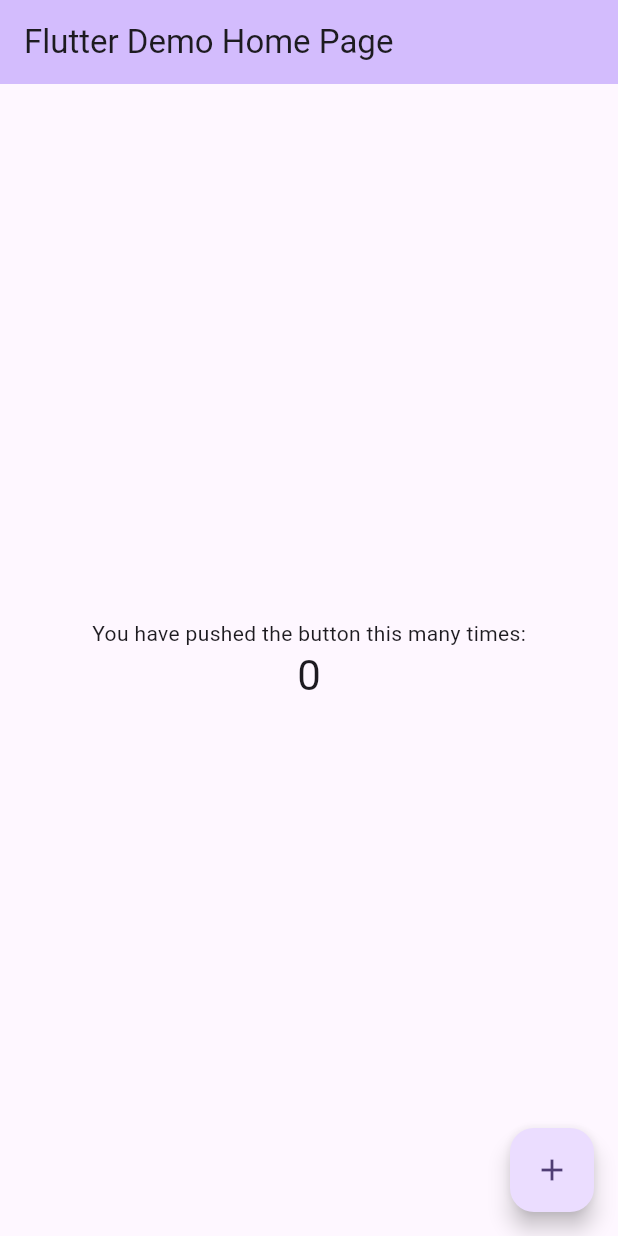
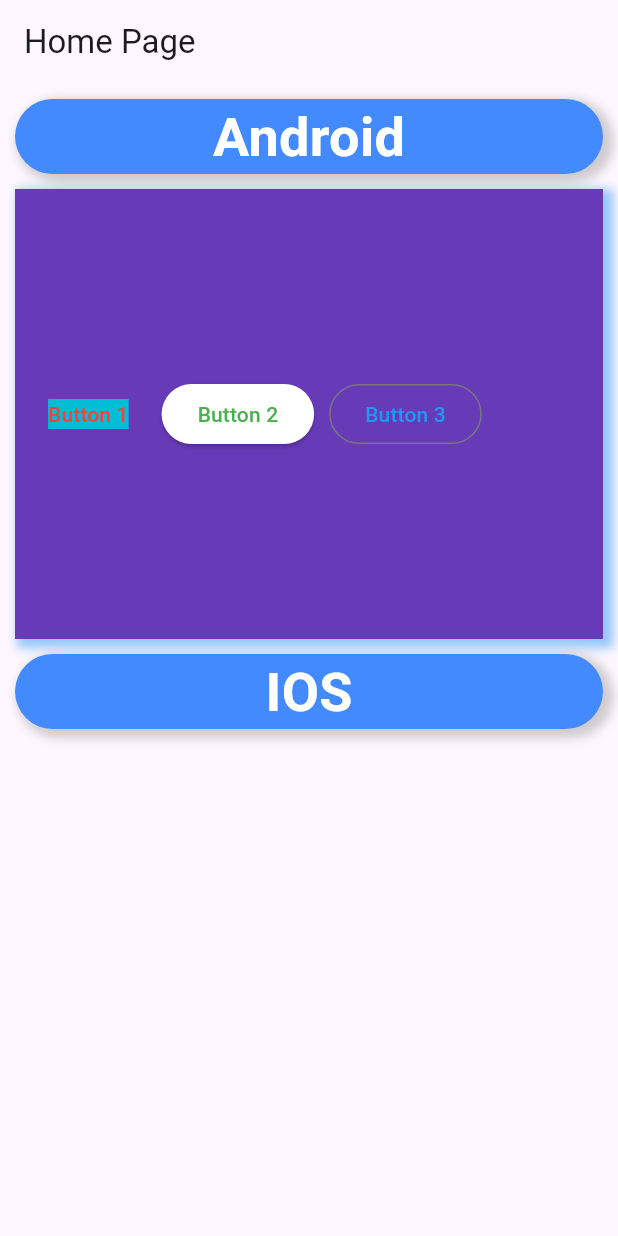
Before and after one commit to Bipulkhatiwada/flutterApp, a Flutter app: the screen it shows after launch, on a phone screen of 412 x 824 dp. Run offline on Flutter 3.47's test engine with Material 2 defaults, Android fonts, the phone set to English and light mode, and no system bars.

Commit message:
view and buttos added

```diff
--- a/lib/main.dart
+++ b/lib/main.dart
@@ -1,4 +1,5 @@
 import 'package:flutter/material.dart';
+import 'dart:ui';
 
 void main() {
   runApp(const MyApp());
@@ -12,42 +13,18 @@ class MyApp extends StatelessWidget {
   Widget build(BuildContext context) {
     return MaterialApp(
       title: 'Flutter Demo',
+      debugShowCheckedModeBanner: false,
       theme: ThemeData(
-        // This is the theme of your application.
-        //
-        // TRY THIS: Try running your application with "flutter run". You'll see
-        // the application has a blue toolbar. Then, without quitting the app,
-        // try changing the seedColor in the colorScheme below to Colors.green
-        // and then invoke "hot reload" (save your changes or press the "hot
-        // reload" button in a Flutter-supported IDE, or press "r" if you used
-        // the command line to start the app).
-        //
-        // Notice that the counter didn't reset back to zero; the application
-        // state is not lost during the reload. To reset the state, use hot
-        // restart instead.
-        //
-        // This works for code too, not just values: Most code changes can be
-        // tested with just a hot reload.
         colorScheme: ColorScheme.fromSeed(seedColor: Colors.deepPurple),
         useMaterial3: true,
       ),
-      home: const MyHomePage(title: 'Flutter Demo Home Page'),
+      home: const MyHomePage(title: 'Home Page'),
     );
   }
 }
 
 class MyHomePage extends StatefulWidget {
   const MyHomePage({super.key, required this.title});
-
-  // This widget is the home page of your application. It is stateful, meaning
-  // that it has a State object (defined below) that contains fields that affect
-  // how it looks.
-
-  // This class is the configuration for the state. It holds the values (in this
-  // case the title) provided by the parent (in this case the App widget) and
-  // used by the build method of the State. Fields in a Widget subclass are
-  // always marked "final".
-
   final String title;
 
   @override
@@ -55,71 +32,136 @@ class MyHomePage extends StatefulWidget {
 }
 
 class _MyHomePageState extends State<MyHomePage> {
-  int _counter = 0;
 
-  void _incrementCounter() {
-    setState(() {
-      // This call to setState tells the Flutter framework that something has
-      // changed in this State, which causes it to rerun the build method below
-      // so that the display can reflect the updated values. If we changed
-      // _counter without calling setState(), then the build method would not be
-      // called again, and so nothing would appear to happen.
-      _counter++;
-    });
-  }
 
   @override
   Widget build(BuildContext context) {
-    // This method is rerun every time setState is called, for instance as done
-    // by the _incrementCounter method above.
-    //
-    // The Flutter framework has been optimized to make rerunning build methods
-    // fast, so that you can just rebuild anything that needs updating rather
-    // than having to individually change instances of widgets.
+
     return Scaffold(
       appBar: AppBar(
-        // TRY THIS: Try changing the color here to a specific color (to
-        // Colors.amber, perhaps?) and trigger a hot reload to see the AppBar
-        // change color while the other colors stay the same.
-        backgroundColor: Theme.of(context).colorScheme.inversePrimary,
-        // Here we take the value from the MyHomePage object that was created by
-        // the App.build method, and use it to set our appbar title.
         title: Text(widget.title),
       ),
-      body: Center(
-        // Center is a layout widget. It takes a single child and positions it
-        // in the middle of the parent.
+          body: Container(
+            padding: EdgeInsets.all(10),
             child: Column(
-          // Column is also a layout widget. It takes a list of children and
-          // arranges them vertically. By default, it sizes itself to fit its
-          // children horizontally, and tries to be as tall as its parent.
-          //
-          // Column has various properties to control how it sizes itself and
-          // how it positions its children. Here we use mainAxisAlignment to
-          // center the children vertically; the main axis here is the vertical
-          // axis because Columns are vertical (the cross axis would be
-          // horizontal).
-          //
-          // TRY THIS: Invoke "debug painting" (choose the "Toggle Debug Paint"
-          // action in the IDE, or press "p" in the console), to see the
-          // wireframe for each widget.
-          mainAxisAlignment: MainAxisAlignment.center,
-          children: <Widget>[
-            const Text(
-              'You have pushed the button this many times:',
+              children: [
+                Container(
+                  width: 500,
+                  height: 50,
+                  decoration: BoxDecoration(
+                    boxShadow: [
+                      BoxShadow(
+                        color: Colors.grey.withOpacity(0.5),
+                        spreadRadius: 3,
+                        blurRadius: 5,
+                        offset: Offset(4, 3),
                       ),
-            Text(
-              '$_counter',
-              style: Theme.of(context).textTheme.headlineMedium,
+                    ],
+                    color: Colors.blueAccent,
+                    borderRadius: BorderRadius.circular(88),
+                  ),
+                  child: const Center(
+                    child: Text(
+                      "Android",
+                      style: TextStyle(
+                        color: Colors.white,
+                        fontSize: 36,
+                        fontWeight: FontWeight.bold,
+                      ),
+                    ),
+                  ),
+                ),
+                SizedBox(height: 10),
+                Container(
+                  width: 500,
+                  height: 300,
+                  decoration: BoxDecoration(
+                    boxShadow: [
+                      BoxShadow(
+                        color: Colors.blue.withOpacity(0.5),
+                        spreadRadius: 3,
+                        blurRadius: 5,
+                        offset: Offset(4, 3),
+                      ),
+                    ],
+                    color: Colors.deepPurple,
+                  ),
+                  child: Row(
+                    children: [
+                      SizedBox(width: 10),
+                      TextButton(
+                        child: Text(
+                          "Button 1",
+                          style: TextStyle(
+                              color: Colors.red,
+                            backgroundColor: Colors.cyan
+                          ),
+                        ),
+                        onPressed: (){
+                          print("Button 1");
+                        },
+                      ),
+                      SizedBox(width: 10),
+                      ElevatedButton(
+                        style: ElevatedButton.styleFrom(
+                          backgroundColor: Colors.white, // Set the background color
+                        ),
+                        child: const Text(
+                            "Button 2",
+                        style: TextStyle(
+                          color: Colors.green
+                        ),
+
+                        ),
+                        onPressed: (){
+                          print("Button 2");
+                        },
+                      ),
+                      SizedBox(width: 10),
+                      OutlinedButton(
+                        child: const Text(
+                          "Button 3",
+                          style: TextStyle(
+                              color: Colors.blue
+                          ),
+                        ),
+                        onPressed: (){
+                          print("Button 3");
+                        },
+                      )
+                    ],
+                  ),
+                ),
+                SizedBox(height: 10), // Adding some spacing between containers
+                Container(
+                  width: 500,
+                  height: 50,
+                  decoration: BoxDecoration(
+                    boxShadow: [
+                      BoxShadow(
+                        color: Colors.grey.withOpacity(0.5),
+                        spreadRadius: 3,
+                        blurRadius: 5,
+                        offset: Offset(4, 3),
+                      ),
+                    ],
+                    color: Colors.blueAccent,
+                    borderRadius: BorderRadius.circular(88),
+                  ),
+                  child: Center(
+                    child: Text(
+                      "IOS",
+                      style: TextStyle(
+                        color: Colors.white,
+                        fontSize: 36,
+                        fontWeight: FontWeight.bold,
+                      ),
+                    ),
+                  ),
                 ),
               ],
             ),
           ),
-      floatingActionButton: FloatingActionButton(
-        onPressed: _incrementCounter,
-        tooltip: 'Increment',
-        child: const Icon(Icons.add),
-      ), // This trailing comma makes auto-formatting nicer for build methods.
       );
   }
 }
```
Lines whose indentation alone changed are shown as unchanged.
